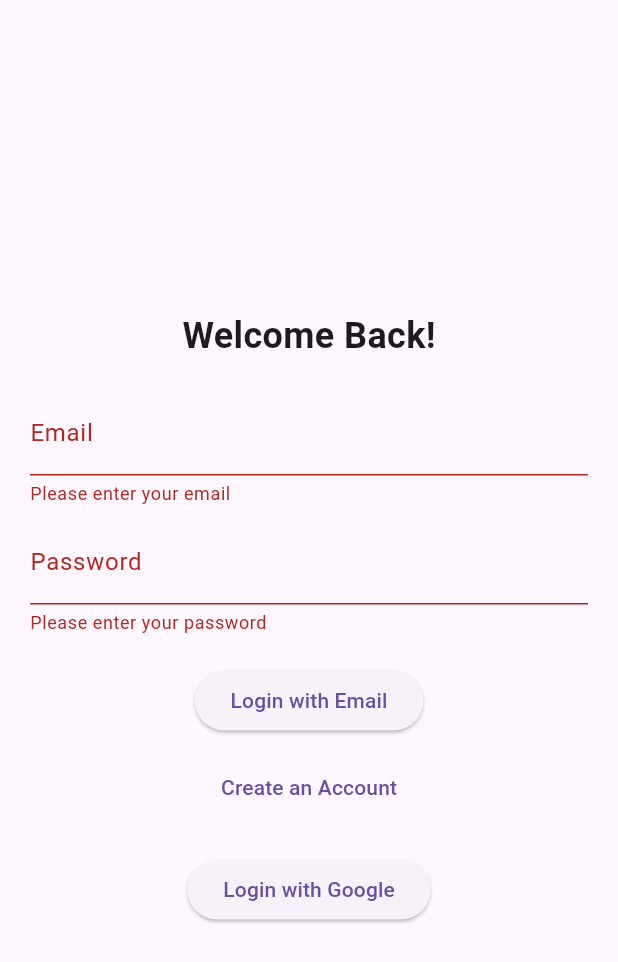
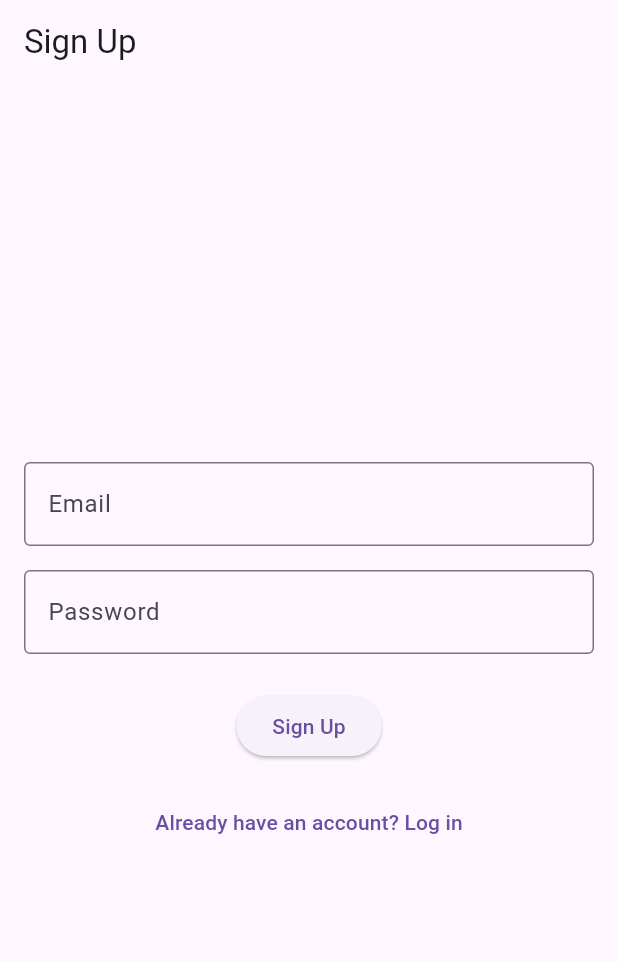
Before and after one commit to p1uma1/taskManager, a Flutter app: the screen it shows after launch, after a tap on "Login with Email", after a tap on "Create an Account", on a phone screen of 412 x 824 dp. Shown: the top 962 px of the screen. Run offline on Flutter 3.47's test engine with Material 3 defaults, Android fonts, the phone set to English and light mode, and no system bars; our stand-ins replace cloud_firestore, firebase_auth, firebase_core, flutter_local_notifications, google_sign_in, timezone; accounts and stored records are empty.

```diff
--- a/lib/main.dart
+++ b/lib/main.dart
@@ -2,6 +2,7 @@ import 'package:firebase_core/firebase_core.dart';
 import 'package:flutter/material.dart';
 import 'package:taskmanager_new/screens/home_screen.dart';
 import 'package:taskmanager_new/screens/login_screen.dart';
+import 'package:taskmanager_new/screens/singup_screen.dart';
 import 'package:taskmanager_new/screens/splash_screen.dart';
 
 void main() async{
@@ -14,6 +15,7 @@ void main() async{
       '/splash': (context) => SplashScreen(),
       '/login': (context) => LoginScreen(),
       '/home': (context) => HomeScreen(),
+      '/signup': (context) => SignupScreen()
     },
     debugShowCheckedModeBanner: false,
   ));
--- a/lib/screens/login_screen.dart
+++ b/lib/screens/login_screen.dart
@@ -26,7 +26,6 @@ class _LoginScreenState extends State<LoginScreen> {
         _emailController.text.trim(),
         _passwordController.text.trim(),
       );
-
       if (user != null) {
         Navigator.pushReplacementNamed(context, '/home');
       } else {
@@ -100,6 +99,7 @@ class _LoginScreenState extends State<LoginScreen> {
               SizedBox(height: 10),
               TextButton(
                 onPressed: () {
+
                   Navigator.pushReplacementNamed(context, '/signup');
                 },
                 child: Text("Create an Account"),
--- /dev/null
+++ b/lib/screens/singup_screen.dart
@@ -0,0 +1,113 @@
+import 'package:flutter/material.dart';
+import 'package:firebase_auth/firebase_auth.dart';
+import '../services/auth_service.dart'; // Adjust the import to your project's structure
+
+class SignupScreen extends StatefulWidget {
+  const SignupScreen({Key? key}) : super(key: key);
+
+  @override
+  _SignupScreenState createState() => _SignupScreenState();
+}
+
+class _SignupScreenState extends State<SignupScreen> {
+  final _formKey = GlobalKey<FormState>();
+  final TextEditingController _emailController = TextEditingController();
+  final TextEditingController _passwordController = TextEditingController();
+  final AuthService _authService = AuthService();
+  bool _isLoading = false;
+
+  void _signUp() async {
+    if (_formKey.currentState!.validate()) {
+      setState(() {
+        _isLoading = true;
+      });
+
+      final email = _emailController.text.trim();
+      final password = _passwordController.text.trim();
+
+      User? user = await _authService.signUpWithEmailAndPassword(email, password);
+
+      setState(() {
+        _isLoading = false;
+      });
+
+      if (user != null) {
+        ScaffoldMessenger.of(context).showSnackBar(
+          SnackBar(content: Text('Signup successful! Welcome, ${user.email}')),
+        );
+        Navigator.pushReplacementNamed(context, '/home'); // Navigate to home
+      } else {
+        ScaffoldMessenger.of(context).showSnackBar(
+          const SnackBar(content: Text('Signup failed. Please try again.')),
+        );
+      }
+    }
+  }
+
+  @override
+  Widget build(BuildContext context) {
+    return Scaffold(
+      appBar: AppBar(
+        title: const Text('Sign Up'),
+      ),
+      body: Padding(
+        padding: const EdgeInsets.all(16.0),
+        child: Form(
+          key: _formKey,
+          child: Column(
+            mainAxisAlignment: MainAxisAlignment.center,
+            children: [
+              TextFormField(
+                controller: _emailController,
+                keyboardType: TextInputType.emailAddress,
+                decoration: const InputDecoration(
+                  labelText: 'Email',
+                  border: OutlineInputBorder(),
+                ),
+                validator: (value) {
+                  if (value == null || value.isEmpty) {
+                    return 'Please enter your email';
+                  } else if (!RegExp(r"^[a-zA-Z0-9.+_-]+@[a-zA-Z0-9.-]+\.[a-zA-Z]+$").hasMatch(value)) {
+                    return 'Please enter a valid email';
+                  }
+                  return null;
+                },
+              ),
+              const SizedBox(height: 16),
+              TextFormField(
+                controller: _passwordController,
+                obscureText: true,
+                decoration: const InputDecoration(
+                  labelText: 'Password',
+                  border: OutlineInputBorder(),
+                ),
+                validator: (value) {
+                  if (value == null || value.isEmpty) {
+                    return 'Please enter your password';
+                  } else if (value.length < 6) {
+                    return 'Password must be at least 6 characters';
+                  }
+                  return null;
+                },
+              ),
+              const SizedBox(height: 24),
+              _isLoading
+                  ? const CircularProgressIndicator()
+                  : ElevatedButton(
+                onPressed: _signUp,
+                child: const Text('Sign Up'),
+              ),
+              const SizedBox(height: 16),
+              TextButton(
+                onPressed: () {
+                  Navigator.pushReplacementNamed(context, '/login'); // Navigate to login
+                },
+                child: const Text('Already have an account? Log in'),
+              ),
+            ],
+          ),
+        ),
+      ),
+    );
+  }
+}
```
Also changed, not shown: lib/components/side_nav_bar.dart (+13 -0 lines), lib/services/auth_service.dart (+58 -5 lines).
